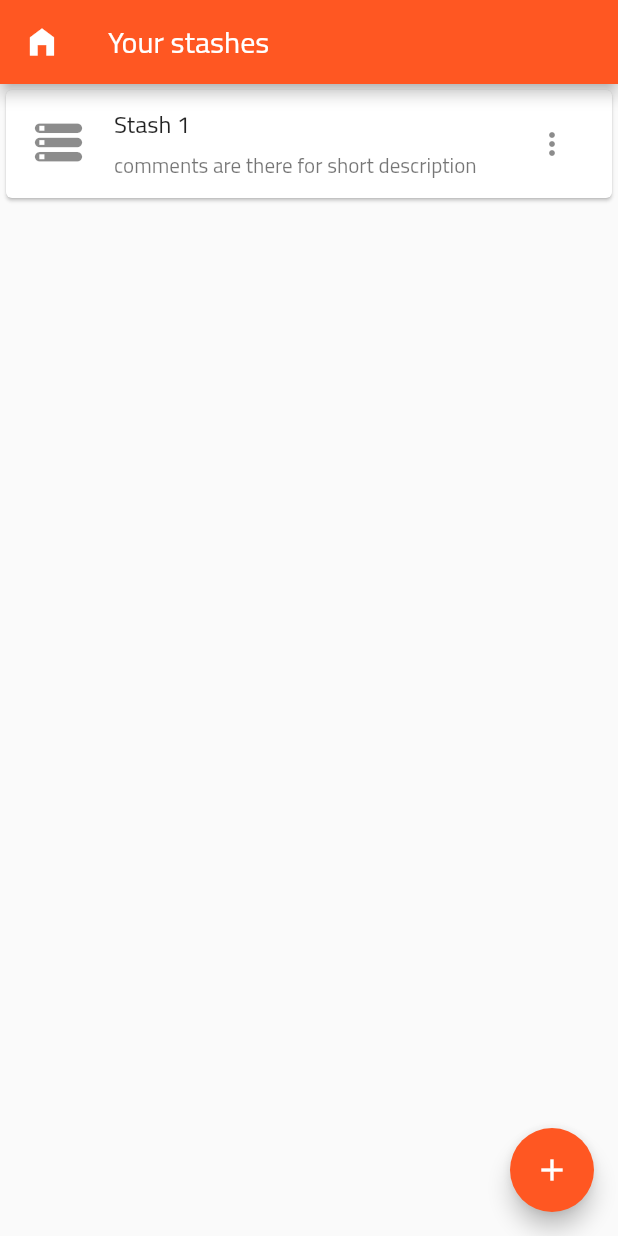
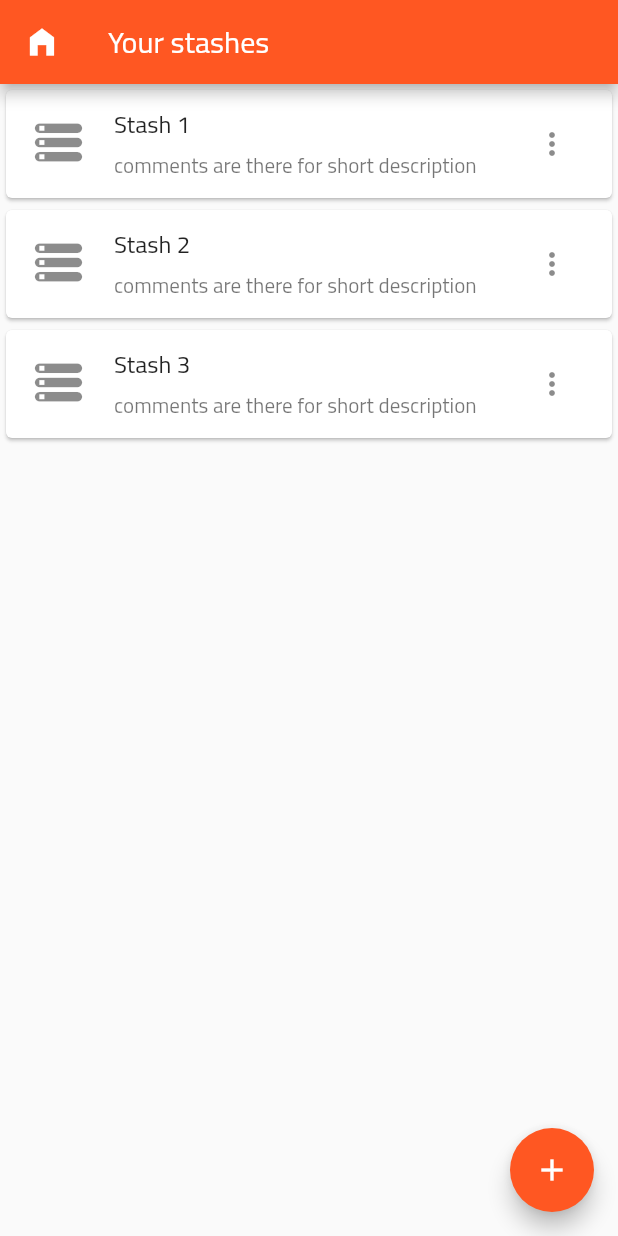
Before and after one commit to mpygruu/everything-stash, a Flutter app: the screen it shows after launch, on a phone screen of 412 x 824 dp. Run offline on Flutter 3.47's test engine with Material 2 defaults, Android fonts, the phone set to English and light mode, and no system bars.

Commit message:
Renamed src folder (now its 'pages')

```diff
--- a/lib/main.dart
+++ b/lib/main.dart
@@ -1,5 +1,5 @@
 import 'package:flutter/material.dart';
-import 'src/main_page.dart';
+import 'pages/main_page.dart';
 
 void main() {
   runApp(const MyApp());
--- a/lib/src/main_page.dart
+++ b/lib/pages/main_page.dart
@@ -1,10 +1,11 @@
+import 'package:everything_stash/pages/new_stash_form.dart';
 import 'package:flutter/material.dart';
 
 class MainPage extends StatelessWidget {
   const MainPage({Key? key}) : super(key: key);
 
   @override
-  Widget build(BuildContext buildContext) {
+  Widget build(BuildContext context) {
     return Scaffold(
       appBar: AppBar(
         leading: IconButton(
@@ -19,11 +20,22 @@ class MainPage extends StatelessWidget {
             StashCard(
                 name: 'Stash 1',
                 comment: 'comments are there for short description'),
+            StashCard(
+                name: 'Stash 2',
+                comment: 'comments are there for short description'),
+            StashCard(
+                name: 'Stash 3',
+                comment: 'comments are there for short description'),
           ],
         ),
       ),
       floatingActionButton: FloatingActionButton(
-        onPressed: () {},
+        onPressed: () {
+          Navigator.push(
+              context,
+              MaterialPageRoute(
+                  builder: (buildContext) => const NewStashFormPage()));
+        },
         tooltip: 'Add a new stash',
         child: const Icon(Icons.add),
       ),
@@ -32,18 +44,18 @@ class MainPage extends StatelessWidget {
 }
 
 class StashCard extends StatelessWidget {
-  final name;
-  final comment;
+  final String? name;
+  final String? comment;
 
   const StashCard({this.name, this.comment, Key? key}) : super(key: key);
 
   @override
-  Widget build(BuildContext buildContext) {
+  Widget build(BuildContext context) {
     return Card(
       child: ListTile(
         leading: const Icon(Icons.storage_rounded, size: 38),
-        title: Text(name),
-        subtitle: Text(comment),
+        title: Text(name.toString()),
+        subtitle: Text(comment.toString()),
         trailing: IconButton(
           icon: const Icon(Icons.more_vert),
           onPressed: () {},
--- a/lib/src/new_stash_form.dart
+++ b/lib/pages/new_stash_form.dart
@@ -4,13 +4,13 @@ class NewStashFormPage extends StatelessWidget {
   const NewStashFormPage({Key? key}) : super(key: key);
 
   @override
-  Widget build(BuildContext buildContext) {
+  Widget build(BuildContext context) {
     return Scaffold(
       appBar: AppBar(
         leading: IconButton(
           icon: const Icon(Icons.home_filled),
           onPressed: () {
-            Navigator.pop(buildContext);
+            Navigator.pop(context);
           },
         ),
         title: const Text('New stash'),
@@ -30,6 +30,7 @@ class NewStashForm extends StatefulWidget {
 class _NewStashFormState extends State<NewStashForm> {
   final GlobalKey<FormState> _formKey = GlobalKey<FormState>();
 
+  @override
   Widget build(BuildContext buildContext) {
     return Form(
       key: _formKey,
```
